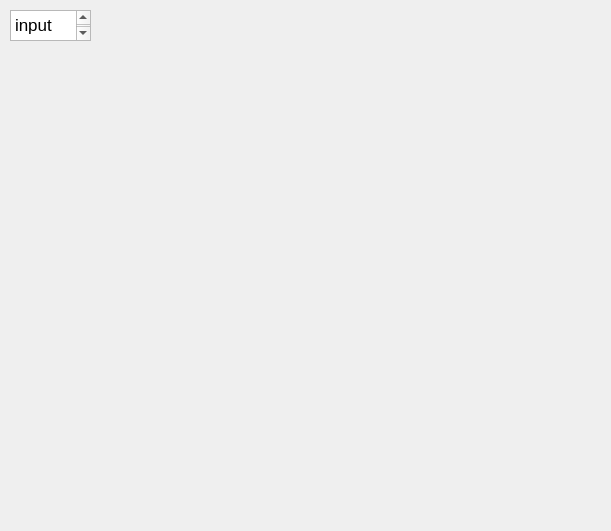
Qt form UI_files/eveModelPage.ui (ZhiyuNoel/BioLearning) before a commit.
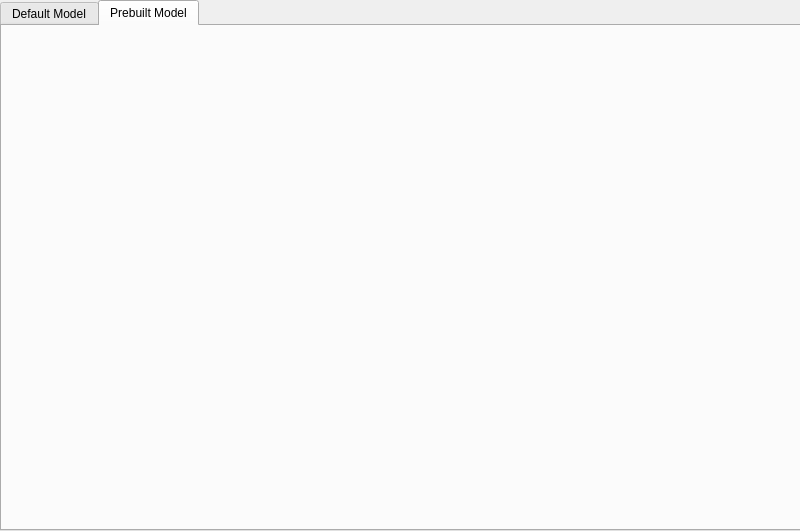
The same form after that commit. Icons and pictures are not drawn.

Patch:
```diff
--- a/UI_files/eveModelPage.ui
+++ b/UI_files/eveModelPage.ui
@@ -6,32 +6,38 @@
    <rect>
     <x>0</x>
     <y>0</y>
-    <width>611</width>
+    <width>800</width>
     <height>531</height>
    </rect>
   </property>
   <property name="windowTitle">
    <string>Form</string>
   </property>
-  <widget class="QTextEdit" name="textEdit">
+  <widget class="QTabWidget" name="tabWidget">
    <property name="geometry">
     <rect>
-     <x>10</x>
-     <y>10</y>
-     <width>81</width>
-     <height>31</height>
+     <x>0</x>
+     <y>0</y>
+     <width>801</width>
+     <height>531</height>
     </rect>
    </property>
-   <property name="html">
-    <string>&lt;!DOCTYPE HTML PUBLIC &quot;-//W3C//DTD HTML 4.0//EN&quot; &quot;http://www.w3.org/TR/REC-html40/strict.dtd&quot;&gt;
-&lt;html&gt;&lt;head&gt;&lt;meta name=&quot;qrichtext&quot; content=&quot;1&quot; /&gt;&lt;meta charset=&quot;utf-8&quot; /&gt;&lt;style type=&quot;text/css&quot;&gt;
-p, li { white-space: pre-wrap; }
-hr { height: 1px; border-width: 0; }
-li.unchecked::marker { content: &quot;\2610&quot;; }
-li.checked::marker { content: &quot;\2612&quot;; }
-&lt;/style&gt;&lt;/head&gt;&lt;body style=&quot; font-family:'.AppleSystemUIFont'; font-size:13pt; font-weight:400; font-style:normal;&quot;&gt;
-&lt;p style=&quot; margin-top:0px; margin-bottom:0px; margin-left:0px; margin-right:0px; -qt-block-indent:0; text-indent:0px;&quot;&gt;input page&lt;/p&gt;&lt;/body&gt;&lt;/html&gt;</string>
+   <property name="currentIndex">
+    <number>1</number>
    </property>
+   <widget class="QWidget" name="default">
+    <attribute name="icon">
+     <iconset theme="applications-games"/>
+    </attribute>
+    <attribute name="title">
+     <string>Default Model</string>
+    </attribute>
+   </widget>
+   <widget class="QWidget" name="prebuilt">
+    <attribute name="title">
+     <string>Prebuilt Model</string>
+    </attribute>
+   </widget>
   </widget>
  </widget>
  <resources/>
```
